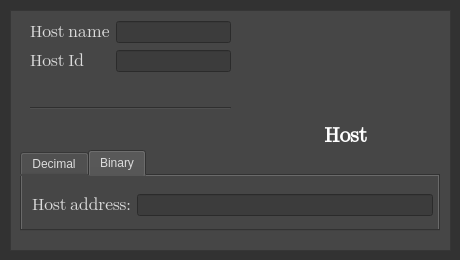
Before: the Qt Designer form src/widgetApp/HostDialog.ui in Projekt-zespolowy-TIU/DesignYourNetwork, drawn with Qt 5.
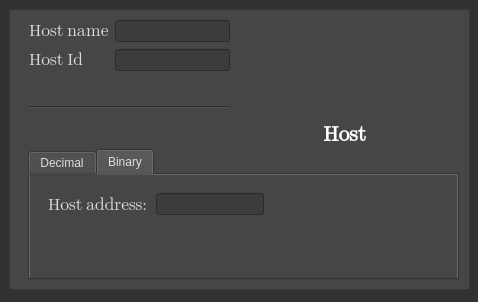
After: the same form once the commit is applied. The open tabs and pages were chosen to show the change. Icons and pictures are not drawn.

Commit message: scroll areas for IPv6 binary

Patch:
```diff
--- a/src/widgetApp/HostDialog.ui
+++ b/src/widgetApp/HostDialog.ui
@@ -6,8 +6,8 @@
    <rect>
     <x>0</x>
     <y>0</y>
-    <width>460</width>
-    <height>260</height>
+    <width>478</width>
+    <height>302</height>
    </rect>
   </property>
   <property name="font">
@@ -31,10 +31,10 @@
   <widget class="QFrame" name="frame">
    <property name="geometry">
     <rect>
-     <x>10</x>
-     <y>10</y>
-     <width>441</width>
-     <height>241</height>
+     <x>9</x>
+     <y>9</y>
+     <width>461</width>
+     <height>281</height>
     </rect>
    </property>
    <property name="font">
@@ -95,10 +95,10 @@
    <widget class="QTabWidget" name="tabWidget">
     <property name="geometry">
      <rect>
-      <x>10</x>
+      <x>19</x>
       <y>140</y>
-      <width>420</width>
-      <height>81</height>
+      <width>431</width>
+      <height>131</height>
      </rect>
     </property>
     <property name="tabPosition">
@@ -163,18 +163,54 @@
      <attribute name="title">
       <string>Binary</string>
      </attribute>
-     <widget class="QWidget" name="layoutWidget">
+     <widget class="QScrollArea" name="scrollArea">
       <property name="geometry">
        <rect>
-        <x>10</x>
-        <y>9</y>
-        <width>401</width>
-        <height>41</height>
+        <x>0</x>
+        <y>0</y>
+        <width>431</width>
+        <height>91</height>
        </rect>
       </property>
-      <layout class="QGridLayout" name="gridLayout_3">
-       <item row="0" column="0">
+      <property name="frameShape">
+       <enum>QFrame::NoFrame</enum>
+      </property>
+      <property name="widgetResizable">
+       <bool>true</bool>
+      </property>
+      <widget class="QWidget" name="scrollAreaWidgetContents">
+       <property name="geometry">
+        <rect>
+         <x>0</x>
+         <y>0</y>
+         <width>431</width>
+         <height>91</height>
+        </rect>
+       </property>
+       <layout class="QHBoxLayout" name="horizontalLayout_2">
+        <item>
+         <widget class="QFrame" name="addressFrame">
+          <property name="minimumSize">
+           <size>
+            <width>300</width>
+            <height>0</height>
+           </size>
+          </property>
+          <property name="frameShape">
+           <enum>QFrame::NoFrame</enum>
+          </property>
+          <property name="frameShadow">
+           <enum>QFrame::Raised</enum>
+          </property>
         <widget class="QLabel" name="label_14">
+           <property name="geometry">
+            <rect>
+             <x>9</x>
+             <y>9</y>
+             <width>102</width>
+             <height>23</height>
+            </rect>
+           </property>
          <property name="font">
           <font>
            <family>Segoe UI Emoji</family>
@@ -188,12 +224,18 @@
           <string>Host address:</string>
          </property>
         </widget>
-       </item>
-       <item row="0" column="1">
         <widget class="QLineEdit" name="hostAddressBinary">
          <property name="enabled">
           <bool>false</bool>
          </property>
+           <property name="geometry">
+            <rect>
+             <x>117</x>
+             <y>9</y>
+             <width>108</width>
+             <height>22</height>
+            </rect>
+           </property>
          <property name="styleSheet">
           <string notr="true">background-color: rgb(60, 60, 60);</string>
          </property>
@@ -204,11 +246,13 @@
           <bool>true</bool>
          </property>
          <property name="alignment">
-          <set>Qt::AlignCenter</set>
-         </property>
+            <set>Qt::AlignLeading|Qt::AlignLeft|Qt::AlignVCenter</set>
+           </property>
+          </widget>
         </widget>
        </item>
       </layout>
+      </widget>
      </widget>
     </widget>
    </widget>
```
Left out of the diff: 2 changed lines with no effect on the pictures. Lines whose indentation alone changed are shown as unchanged. The commit also changes 15 other files.
